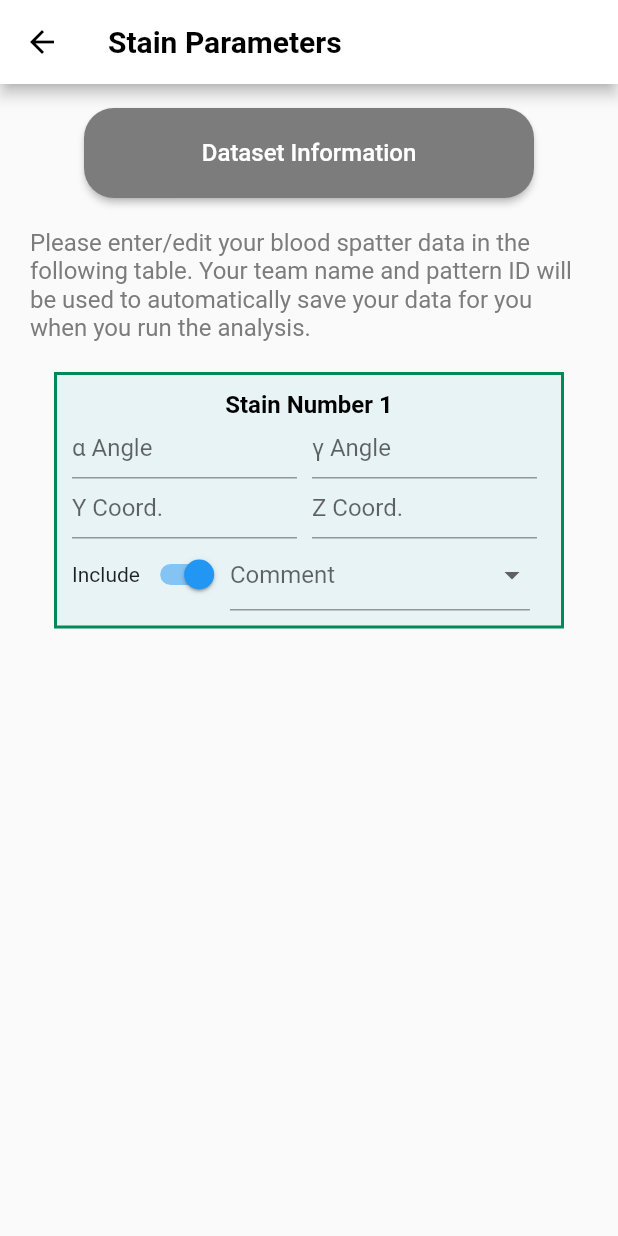
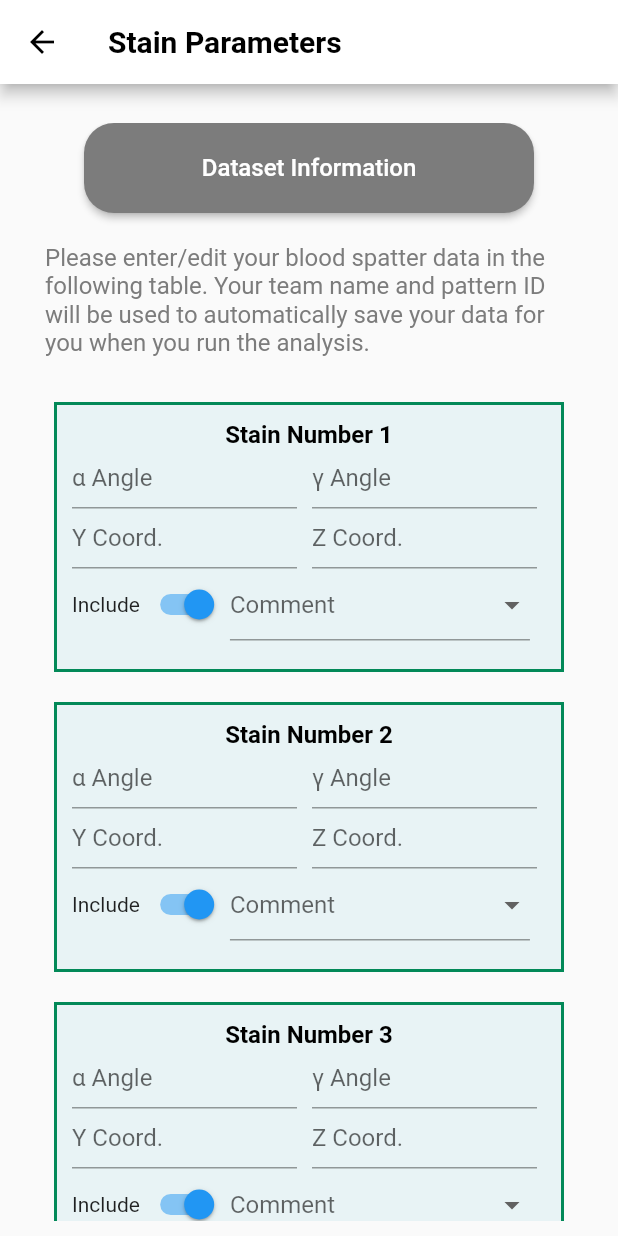
Before and after one commit to abhinavmanocha/ProjectSherlock, a Flutter app: the StainParameters screen opened directly, on a phone screen of 412 x 824 dp. Run offline on Flutter 3.47's test engine with Material 2 defaults, Android fonts, the light colour scheme and no system bars.

Commit message:
input for any number of stains, made scrollable

```diff
--- a/sherlock/lib/stain_parameters.dart
+++ b/sherlock/lib/stain_parameters.dart
@@ -24,6 +24,11 @@ class StainParameters extends StatelessWidget {
         body: Container(
             alignment: Alignment.topCenter,
             padding: const EdgeInsets.fromLTRB(0, 16, 0, 0),
+            child: Expanded(
+                child: Padding(
+                    padding: const EdgeInsets.all(10),
+                    child: SingleChildScrollView(
+                      scrollDirection: Axis.vertical,
                       child: Column(children: [
                         ElevatedButton(
                           onPressed: () {
@@ -57,7 +62,7 @@ class StainParameters extends StatelessWidget {
                         ),
                         const StainParametersForm(),
                       ]),
-        ));
+                    )))));
   }
 } // --- End Stain Parameters Class
 
@@ -83,7 +88,7 @@ class StainParametersFormState extends State<StainParametersForm> {
   // hard-coded values to be removed later
   bool include = true;
   String comment = "";
-  int numStains = 3;
+  int numStains = 20;
 
   @override
   Widget build(BuildContext context) {
@@ -93,17 +98,28 @@ class StainParametersFormState extends State<StainParametersForm> {
       child: Column(
         children: <Widget>[
 // --- All the form fields go here --------------------------------------------
-          Container(
+          for (int i = 0; i < numStains; ++i) formBox(i + 1),
+        ],
+      ),
+    );
+  } // --- End build function
+
+  // This function creates the form fields for each stain
+  Widget formBox(int stainID) {
+    String stain = "Stain Number " + stainID.toString();
+    return Container(
         width: 340,
+        height: 180,
         padding: const EdgeInsets.all(10),
+        margin: const EdgeInsets.all(10),
         decoration: BoxDecoration(
             color: sherlockLightGreen,
             border: Border.all(width: 2.0, color: sherlockBorderGreen)),
         child: Column(
           children: [
-                  const Text(
-                    "Stain Number 1",
-                    style: TextStyle(
+            Text(
+              stain,
+              style: const TextStyle(
                 fontSize: 16,
                 color: Colors.black,
                 fontWeight: FontWeight.w600,
@@ -115,8 +131,7 @@ class StainParametersFormState extends State<StainParametersForm> {
                     width: 150,
                     height: 40,
                     child: TextFormField(
-                            decoration:
-                                const InputDecoration(labelText: "α Angle"),
+                      decoration: const InputDecoration(labelText: "α Angle"),
                     )),
                 const SizedBox(
                   width: 10,
@@ -125,8 +140,7 @@ class StainParametersFormState extends State<StainParametersForm> {
                     width: 150,
                     height: 40,
                     child: TextFormField(
-                            decoration:
-                                const InputDecoration(labelText: "γ Angle"),
+                      decoration: const InputDecoration(labelText: "γ Angle"),
                     )),
               ],
             ),
@@ -136,8 +150,7 @@ class StainParametersFormState extends State<StainParametersForm> {
                     width: 150,
                     height: 40,
                     child: TextFormField(
-                            decoration:
-                                const InputDecoration(labelText: "Y Coord."),
+                      decoration: const InputDecoration(labelText: "Y Coord."),
                     )),
                 const SizedBox(
                   width: 10,
@@ -146,8 +159,7 @@ class StainParametersFormState extends State<StainParametersForm> {
                     width: 150,
                     height: 40,
                     child: TextFormField(
-                            decoration:
-                                const InputDecoration(labelText: "Z Coord."),
+                      decoration: const InputDecoration(labelText: "Z Coord."),
                     )),
               ],
             ),
@@ -196,12 +208,8 @@ class StainParametersFormState extends State<StainParametersForm> {
                       },
                     ))
               ],
-                  )
+            ),
           ],
-              )),
-// --- End form fields --------------------------------------------------------
-        ],
-      ),
-    );
-  }
-}
+        ));
+  } // --- End formBox function
+} // --- End StainParametersFormState
```
Also changed, not shown: 10 other files. Lines whose indentation alone changed are shown as unchanged.
